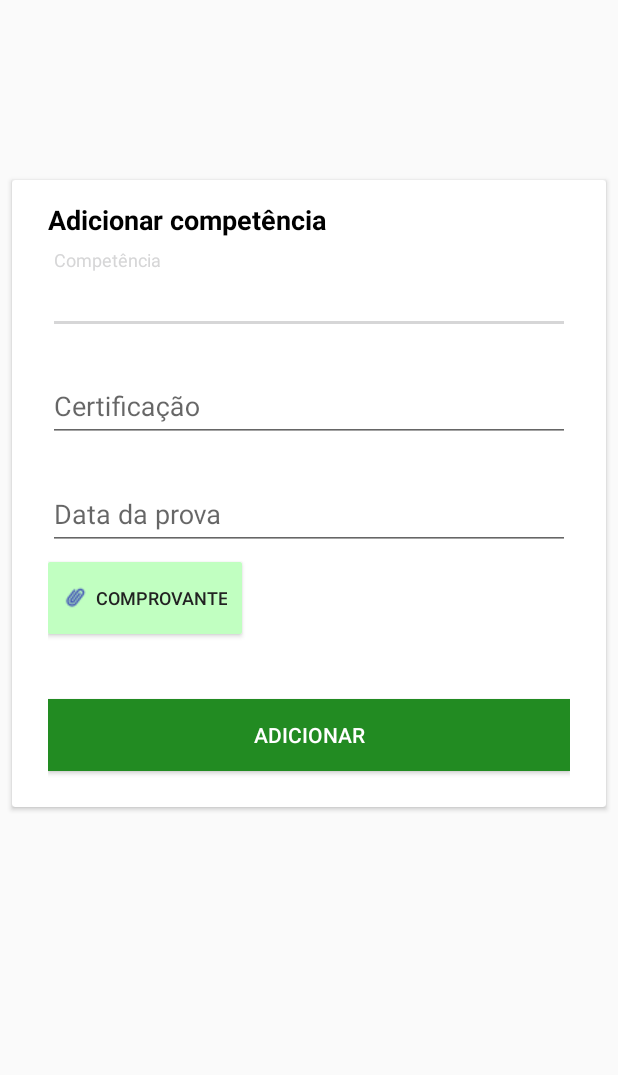
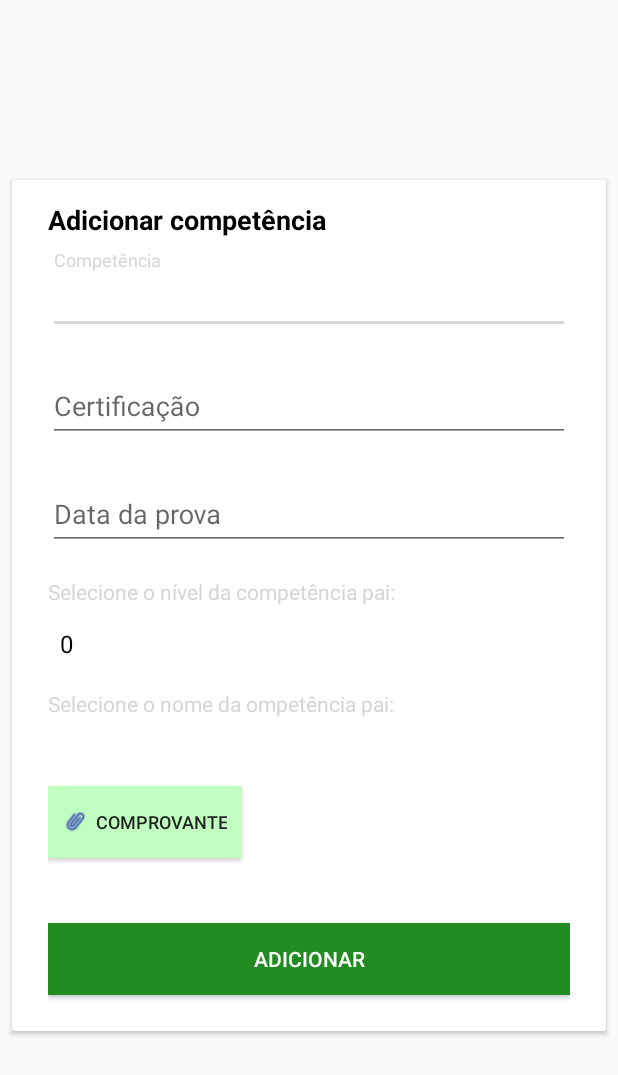
Before and after one commit to dsfb/LESW_FatecSP_2sem_2018, an Android app: the fragment UploadFragment shown on its own in the app's theme, on a phone screen of 412 x 824 dp. Shown: the top 1075 px of the screen. Run offline under Robolectric (Android 15) with nearby library versions, the phone set to English and light mode, and no system bars; our stand-ins replace ButterKnife, Room's generated code, RxJava; libraries missing offline, so code that uses them is left out: android.arch.persistence.

Commit message:
Primeiro checkpoint para o começo da noite de 23/11/2018.

```diff
--- a/app/src/main/java/com/lesw/tree_knowledge/ApprovalActivity.java
+++ b/app/src/main/java/com/lesw/tree_knowledge/ApprovalActivity.java
@@ -43,11 +43,7 @@ public class ApprovalActivity extends AppCompatActivity {
                 if (DummyDB.getInstance().approveCertificationInCommonCase(knowledge, username, date, certification)) {
                     Toast.makeText(getBaseContext(), "A competência foi aprovada com sucesso!", Toast.LENGTH_SHORT).show();
                 } else {
-                    Intent intent = new Intent(ApprovalActivity.this, PlaceTreeActivity.class);
-                    intent.putExtra("USERNAME", username);
-                    intent.putExtra("KNOWLEDGE", knowledge);
 
-                    startActivity(intent);
                 }
                 finish();
             }
--- a/app/src/main/java/com/lesw/tree_knowledge/KnowledgeDao.java
+++ b/app/src/main/java/com/lesw/tree_knowledge/KnowledgeDao.java
@@ -29,6 +29,9 @@ public interface KnowledgeDao {
     @Query("SELECT COUNT(*) FROM knowledge")
     int getNumberOfRows();
 
+    @Query("SELECT DISTINCT level FROM knowledge")
+    List<Integer> getLevels();
+
     @Insert(onConflict = OnConflictStrategy.REPLACE)
     void insertAll(Knowledge... knowledges);
 
--- /dev/null
+++ b/app/src/main/java/com/lesw/tree_knowledge/KnowledgeLevelSpinner.java
@@ -0,0 +1,34 @@
+package com.lesw.tree_knowledge;
+
+import java.io.Serializable;
+
+public class KnowledgeLevelSpinner implements Serializable {
+    private String knowledgeLevelId;
+    private String knowledgeLevel;
+
+    public KnowledgeLevelSpinner(String knowledgeLevelId, String knowledgeLevel) {
+        this.knowledgeLevelId = knowledgeLevelId;
+        this.knowledgeLevel = knowledgeLevel;
+    }
+
+    public String getKnowledgeLevelId() {
+        return knowledgeLevelId;
+    }
+
+    public void setKnowledgeLevelId(String knowledgeLevelId) {
+        this.knowledgeLevelId = knowledgeLevelId;
+    }
+
+    public String getKnowledgeLevel() {
+        return knowledgeLevel;
+    }
+
+    public void setKnowledgeLevel(String knowledgeLevel) {
+        this.knowledgeLevel = knowledgeLevel;
+    }
+
+    @Override
+    public  String toString() {
+        return this.knowledgeLevel;
+    }
+}
--- a/app/src/main/java/com/lesw/tree_knowledge/RoomDbManager.java
+++ b/app/src/main/java/com/lesw/tree_knowledge/RoomDbManager.java
@@ -72,6 +72,20 @@ public class RoomDbManager {
         } catch (Exception e) {
             Log.e("TreeKnowledge", "Error(getAllKnowledge):\n" + e.getMessage(), e);
             List<Knowledge> knowledge = new ArrayList<>();
+            return knowledge;
+        }
+    }
+
+    protected List<Integer> getAllKnowledgeLevels() {
+        try {
+            List<Integer> knowledgeLevels = AppDatabase.
+                    getInstance(context).
+                    knowledgeDao().getLevels();
+
+            return knowledgeLevels;
+        } catch (Exception e) {
+            Log.e("TreeKnowledge", "Error(getAllKnowledgeLevels):\n" + e.getMessage(), e);
+            List<Integer> knowledge = new ArrayList<>();
             return knowledge;
         }
     }
--- a/app/src/main/java/com/lesw/tree_knowledge/UploadFragment.java
+++ b/app/src/main/java/com/lesw/tree_knowledge/UploadFragment.java
@@ -3,6 +3,7 @@ package com.lesw.tree_knowledge;
 
 import android.app.DatePickerDialog;
 import android.content.Intent;
+import android.graphics.Color;
 import android.net.Uri;
 import android.os.Bundle;
 import android.support.v4.app.Fragment;
@@ -10,14 +11,19 @@ import android.support.v4.content.ContextCompat;
 import android.view.LayoutInflater;
 import android.view.View;
 import android.view.ViewGroup;
+import android.widget.AdapterView;
+import android.widget.ArrayAdapter;
 import android.widget.Button;
 import android.widget.DatePicker;
 import android.widget.EditText;
+import android.widget.Spinner;
 import android.widget.TextView;
 import android.widget.Toast;
 
 import java.text.SimpleDateFormat;
+import java.util.ArrayList;
 import java.util.Calendar;
+import java.util.List;
 import java.util.Locale;
 
 import butterknife.BindView;
@@ -35,6 +41,11 @@ public class UploadFragment extends Fragment {
     Button btnSend;
     @BindView(R.id.input_knowledge) EditText _txtKnowledge;
     @BindView(R.id.input_test) EditText _txtCertification;
+    @BindView(R.id.sp_level_parent_knowledge)
+    Spinner levelParentKnowledge;
+
+    @BindView(R.id.sp_name_parent_knowledge)
+    Spinner nameParentKnowledge;
 
     // this is the action code we use in our intent,
     // this way we know we're looking at the response from our own action
@@ -42,6 +53,9 @@ public class UploadFragment extends Fragment {
     public static final int RESULT_OK = -1;
 
     private String selectedImagePath;
+
+    private List<KnowledgeLevelSpinner> levelSpinner;
+    private List<KnowledgeNameSpinner> nameSpinner;
 
     public UploadFragment() {
         // Required empty public constructor
@@ -56,6 +70,34 @@ public class UploadFragment extends Fragment {
         ButterKnife.bind(this, view);
 
         myCalendar = Calendar.getInstance();
+
+        // Source Design based: https://kvenkataprasad.blogspot.com/2017/05/spinner-example-using-appcompatspinner.html
+        List<Integer> levels = RoomDbManager.getInstance().getAllKnowledgeLevels();
+        List<KnowledgeLevelSpinner> list_kls = new ArrayList<>();
+
+        int counter = 1;
+        for (Integer level : levels) {
+            KnowledgeLevelSpinner kls = new KnowledgeLevelSpinner(String.valueOf(counter), String.valueOf(level));
+            list_kls.add(kls);
+        }
+
+        ArrayAdapter adapter = new ArrayAdapter(this.getActivity(), android.R.layout.simple_spinner_item, list_kls);
+        adapter.setDropDownViewResource(android.R.layout.simple_spinner_dropdown_item);
+        levelParentKnowledge.setAdapter(adapter);
+        levelParentKnowledge.setOnItemSelectedListener(new AdapterView.OnItemSelectedListener() {
+            @Override
+            public void onItemSelected(AdapterView<?> parent, View view, int position, long id) {
+                ((TextView) parent.getChildAt(0)).setTextColor(Color.BLACK);
+                // Source: https://stackoverflow.com/questions/2652414/how-do-you-get-the-selected-value-of-a-spinner
+                String selected = parent.getItemAtPosition(position).toString();
+                Toast.makeText(UploadFragment.this.getActivity(), "Você selecionou o nível: " + selected, Toast.LENGTH_SHORT).show();
+            }
+
+            @Override
+            public void onNothingSelected(AdapterView<?> parent) {
+
+            }
+        });
 
         txtImagePath = (TextView) view.findViewById(R.id.txtImagePath);
         btnAttachImage = (Button) view.findViewById(R.id.btnAttachImage);
--- a/app/src/main/res/layout/activity_approval.xml
+++ b/app/src/main/res/layout/activity_approval.xml
@@ -112,6 +112,7 @@
                 tools:ignore="KeyboardInaccessibleWidget,TextFields" />
         </android.support.design.widget.TextInputLayout>
 
+
         <Button
             android:id="@+id/btnAttachImage"
             android:layout_width="wrap_content"
@@ -121,6 +122,7 @@
             android:text="@string/attach_image"
             android:textColor="@color/jet"
             android:textSize="12sp" />
+
 
 
         <LinearLayout
--- a/app/src/main/res/layout/fragment_upload.xml
+++ b/app/src/main/res/layout/fragment_upload.xml
@@ -103,6 +103,41 @@
                         tools:ignore="KeyboardInaccessibleWidget,TextFields" />
                 </android.support.design.widget.TextInputLayout>
 
+                <LinearLayout
+                    android:layout_width="match_parent"
+                    android:layout_height="wrap_content"
+                    android:orientation="vertical">
+
+                    <TextView
+                        android:layout_width="wrap_content"
+                        android:layout_height="wrap_content"
+                        android:layout_marginTop="10dp"
+                        android:text="Selecione o nível da competência pai:"
+                        android:textColor="@color/colorPrimary" />
+
+                    <Spinner
+                        android:id="@+id/sp_level_parent_knowledge"
+                        android:layout_width="match_parent"
+                        android:layout_height="40dp"
+                        android:layout_marginTop="5dp"
+                        android:background="@color/white"/>
+
+                    <TextView
+                        android:layout_width="wrap_content"
+                        android:layout_height="wrap_content"
+                        android:layout_marginTop="10dp"
+                        android:text="Selecione o nome da ompetência pai:"
+                        android:textColor="@color/colorPrimary" />
+
+                    <Spinner
+                        android:id="@+id/sp_name_parent_knowledge"
+                        android:layout_width="match_parent"
+                        android:layout_height="40dp"
+                        android:layout_marginTop="5dp"
+                        android:background="@color/white"/>
+
+                </LinearLayout>
+
                 <Button
                     android:drawableLeft="@drawable/attach"
                     android:textSize="12sp"
```
Also changed, not shown: app/src/main/AndroidManifest.xml (+0 -8 lines), app/src/main/java/com/lesw/tree_knowledge/KnowledgeNameSpinner.java (added, +34 -0 lines), app/src/main/java/com/lesw/tree_knowledge/PlaceTreeActivity.java (deleted, +0 -62 lines), app/src/main/java/com/lesw/tree_knowledge/PlaceTreeAdapter.java (deleted, +0 -61 lines), app/src/main/java/com/lesw/tree_knowledge/PlaceTreeFragment.java (deleted, +0 -91 lines), app/src/main/res/layout/activity_place_tree.xml (deleted, +0 -33 lines), app/src/main/res/layout/fragment_place_tree.xml (deleted, +0 -48 lines).
